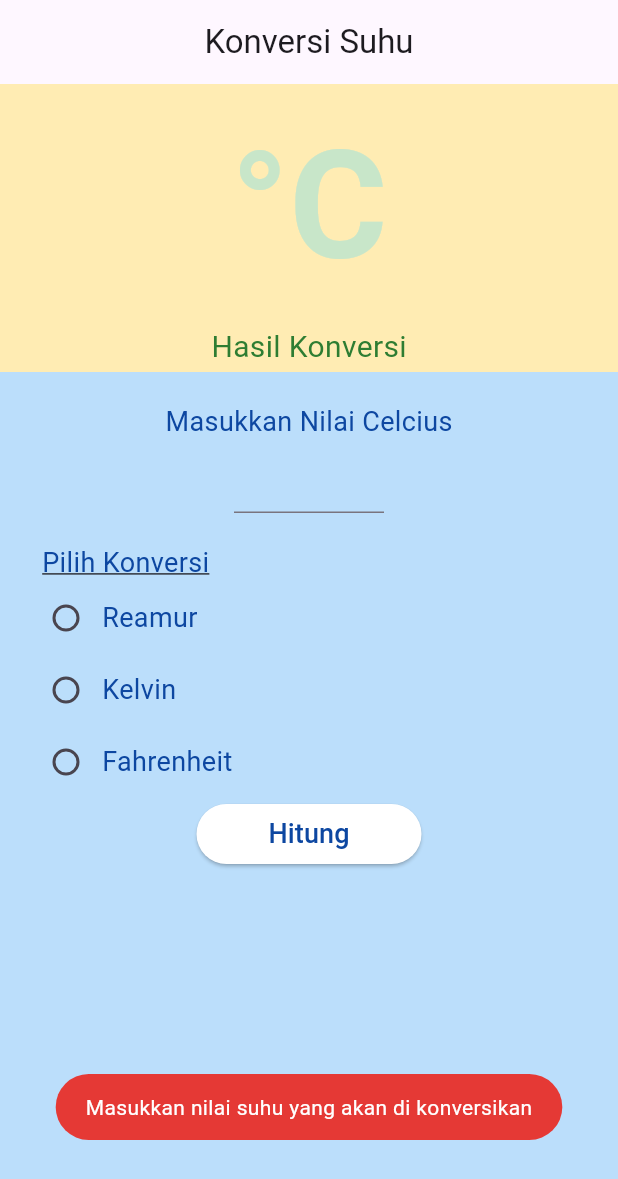
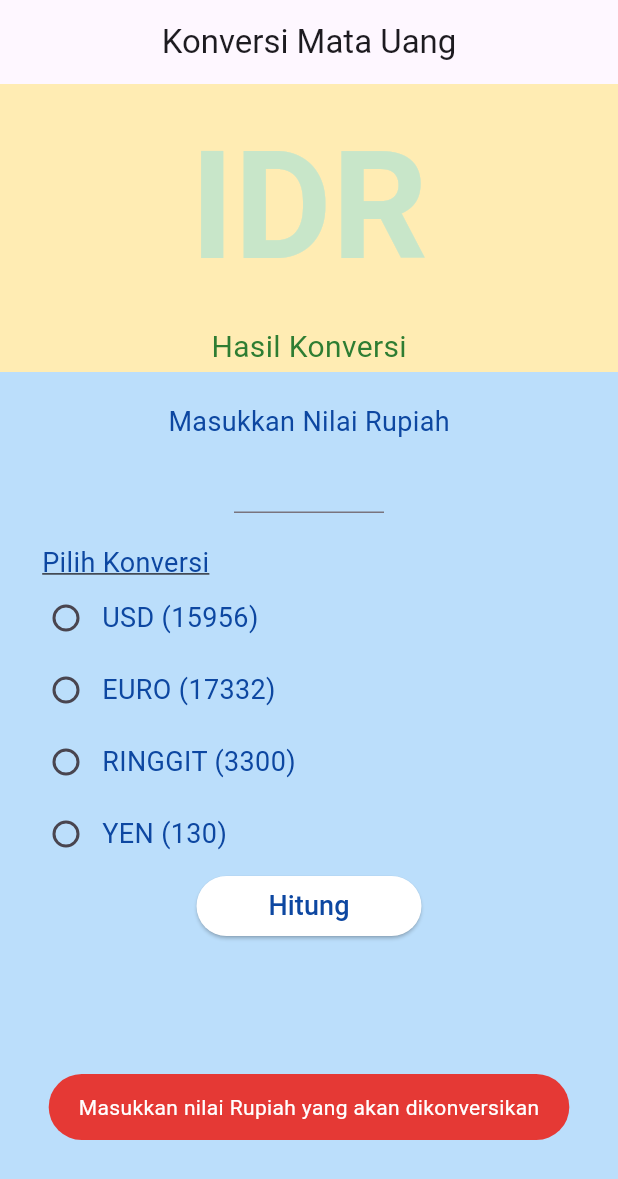
Before and after one commit to riyanada/pemrograman-mobile, a Flutter app: the screen it shows after launch, after a tap on "Hitung", on a phone screen of 412 x 824 dp. Shown: the top 1179 px of the screen. Run offline on Flutter 3.47's test engine with Material 3 defaults, Android fonts, the light colour scheme and no system bars; our stand-ins replace equatable, flutter_bloc, fluttertoast.

Commit message:
update to tugas-12

```diff
--- /dev/null
+++ b/lib/currency_bloc.dart
@@ -0,0 +1,42 @@
+import 'package:flutter_bloc/flutter_bloc.dart';
+import 'currency_event.dart';
+import 'currency_state.dart';
+
+class CurrencyBloc extends Bloc<CurrencyEvent, CurrencyState> {
+  CurrencyBloc() : super(CurrencyInitial()) {
+    on<ConvertCurrency>((event, emit) {
+      if (event.amount <= 0) {
+        emit(const CurrencyError('Masukkan nilai Rupiah yang valid'));
+        return;
+      }
+
+      double result;
+      String currency;
+
+      switch (event.currencyType) {
+        case 1:
+          result = event.amount / 15956;
+          currency = "USD";
+          break;
+        case 2:
+          result = event.amount / 17332;
+          currency = "EURO";
+          break;
+        case 3:
+          result = event.amount / 3300;
+          currency = "RINGGIT";
+          break;
+        case 4:
+          result = event.amount / 130;
+          currency = "YEN";
+          break;
+        default:
+          emit(const CurrencyError('Pilih jenis konversi yang valid'));
+          return;
+      }
+
+      emit(CurrencyConversionResult(
+          double.parse(result.toStringAsFixed(2)), currency));
+    });
+  }
+}
--- /dev/null
+++ b/lib/currency_event.dart
@@ -0,0 +1,18 @@
+import 'package:equatable/equatable.dart';
+
+abstract class CurrencyEvent extends Equatable {
+  const CurrencyEvent();
+
+  @override
+  List<Object> get props => [];
+}
+
+class ConvertCurrency extends CurrencyEvent {
+  final double amount;
+  final int currencyType;
+
+  const ConvertCurrency(this.amount, this.currencyType);
+
+  @override
+  List<Object> get props => [amount, currencyType];
+}
--- /dev/null
+++ b/lib/currency_state.dart
@@ -0,0 +1,29 @@
+import 'package:equatable/equatable.dart';
+
+abstract class CurrencyState extends Equatable {
+  const CurrencyState();
+
+  @override
+  List<Object> get props => [];
+}
+
+class CurrencyInitial extends CurrencyState {}
+
+class CurrencyConversionResult extends CurrencyState {
+  final double result;
+  final String currency;
+
+  const CurrencyConversionResult(this.result, this.currency);
+
+  @override
+  List<Object> get props => [result, currency];
+}
+
+class CurrencyError extends CurrencyState {
+  final String message;
+
+  const CurrencyError(this.message);
+
+  @override
+  List<Object> get props => [message];
+}
--- a/lib/main.dart
+++ b/lib/main.dart
@@ -1,5 +1,9 @@
 import 'package:flutter/material.dart';
+import 'package:flutter_bloc/flutter_bloc.dart';
 import 'package:fluttertoast/fluttertoast.dart';
+import 'currency_bloc.dart';
+import 'currency_event.dart';
+import 'currency_state.dart';
 
 void main() {
   runApp(const MainApp());
@@ -10,51 +14,46 @@ class MainApp extends StatelessWidget {
 
   @override
   Widget build(BuildContext context) {
-    return const MaterialApp(
-      home: RadioButtonPage(),
+    return MaterialApp(
+      home: BlocProvider(
+        create: (context) => CurrencyBloc(),
+        child: const CurrencyConverterPage(),
+      ),
     );
   }
 }
 
-class RadioButtonPage extends StatefulWidget {
-  const RadioButtonPage({super.key});
+class CurrencyConverterPage extends StatefulWidget {
+  const CurrencyConverterPage({super.key});
 
   @override
-  State<RadioButtonPage> createState() => _RadioButtonPageState();
+  State<CurrencyConverterPage> createState() => _CurrencyConverterPageState();
 }
 
-class _RadioButtonPageState extends State<RadioButtonPage> {
-  String jenis = "";
-  double hasilKonversi = 0;
-  String textCelcius = "";
-  int radioValue = 0;
+class _CurrencyConverterPageState extends State<CurrencyConverterPage> {
+  final TextEditingController _controller = TextEditingController();
+  int _radioValue = 0;
 
-  void hitungKonversi() {
-    if (textCelcius == "") {
+  void _onRadioChanged(int? value) {
+    setState(() {
+      _radioValue = value ?? 0;
+    });
+  }
+
+  void _onConvertPressed(BuildContext context) {
+    final String text = _controller.text;
+    if (text.isEmpty) {
       Fluttertoast.showToast(
-          msg: "Masukkan nilai suhu yang akan di konversikan",
+        msg: "Masukkan nilai Rupiah yang akan dikonversikan",
         toastLength: Toast.LENGTH_SHORT,
         backgroundColor: Colors.red[600],
-          textColor: Colors.white);
+        textColor: Colors.white,
+      );
       return;
     }
-    double celsius = double.parse(textCelcius);
-    if (radioValue == 1) {
-      setState(() {
-        jenis = "Reamur";
-        hasilKonversi = (4 / 5) * celsius;
-      });
-    } else if (radioValue == 2) {
-      setState(() {
-        jenis = "Kelvin";
-        hasilKonversi = 273 + celsius;
-      });
-    } else {
-      setState(() {
-        jenis = "Fahrenheit";
-        hasilKonversi = (9 / 5 * celsius) + 32;
-      });
-    }
+
+    final double amount = double.parse(text);
+    context.read<CurrencyBloc>().add(ConvertCurrency(amount, _radioValue));
   }
 
   @override
@@ -64,7 +63,7 @@ class _RadioButtonPageState extends State<RadioButtonPage> {
       appBar: AppBar(
         title: const Align(
           alignment: Alignment.center,
-          child: Text('Konversi Suhu'),
+          child: Text('Konversi Mata Uang'),
         ),
       ),
       body: Column(
@@ -73,33 +72,52 @@ class _RadioButtonPageState extends State<RadioButtonPage> {
             flex: 1,
             child: Container(
               width: double.infinity,
-              height: double.infinity,
               decoration: BoxDecoration(color: Colors.amber[100]),
               child: SingleChildScrollView(
-                physics: const AlwaysScrollableScrollPhysics(),
                 child: Container(
                   margin: const EdgeInsets.all(10),
                   child: Column(
                     mainAxisAlignment: MainAxisAlignment.spaceAround,
                     children: [
                       Text(
-                        "\u00b0C",
+                        "IDR",
                         style: TextStyle(
                           fontSize: 100,
                           fontWeight: FontWeight.bold,
-                            color: Colors.green[100]),
+                          color: Colors.green[100],
+                        ),
                       ),
                       Padding(
                         padding: const EdgeInsets.all(8.0),
-                        child: FittedBox(
-                          fit: BoxFit.fitWidth,
-                          child: Text(
-                            jenis == ""
-                                ? "Hasil Konversi"
-                                : "Hasil Konversi ke $jenis adalah $hasilKonversi",
+                        child: BlocBuilder<CurrencyBloc, CurrencyState>(
+                          builder: (context, state) {
+                            if (state is CurrencyInitial) {
+                              return Text(
+                                "Hasil Konversi",
                                 style: TextStyle(
-                                fontSize: 20, color: Colors.green[800]),
+                                  fontSize: 20,
+                                  color: Colors.green[800],
                                 ),
+                              );
+                            } else if (state is CurrencyConversionResult) {
+                              return Text(
+                                "Hasil Konversi ke ${state.currency} adalah ${state.result}",
+                                style: TextStyle(
+                                  fontSize: 20,
+                                  color: Colors.green[800],
+                                ),
+                              );
+                            } else if (state is CurrencyError) {
+                              return Text(
+                                state.message,
+                                style: TextStyle(
+                                  fontSize: 20,
+                                  color: Colors.red[800],
+                                ),
+                              );
+                            }
+                            return Container();
+                          },
                         ),
                       ),
                     ],
@@ -112,32 +130,30 @@ class _RadioButtonPageState extends State<RadioButtonPage> {
             flex: 3,
             child: Container(
               width: double.infinity,
-              height: double.infinity,
               decoration: BoxDecoration(color: Colors.blue[100]),
               child: SingleChildScrollView(
-                physics: const AlwaysScrollableScrollPhysics(),
                 child: Container(
                   margin: const EdgeInsets.all(20),
                   child: Column(
                     mainAxisAlignment: MainAxisAlignment.start,
                     children: [
                       Text(
-                        "Masukkan Nilai Celcius",
+                        "Masukkan Nilai Rupiah",
                         style: TextStyle(fontSize: 18, color: Colors.blue[900]),
                       ),
                       SizedBox(
                         width: 100,
                         child: TextField(
-                          onChanged: (e) => textCelcius = e,
+                          controller: _controller,
                           keyboardType: TextInputType.number,
                           textAlign: TextAlign.center,
                           style: const TextStyle(
-                              fontSize: 18, color: Colors.black54),
+                            fontSize: 18,
+                            color: Colors.black54,
                           ),
                         ),
-                      const SizedBox(
-                        height: 20,
                       ),
+                      const SizedBox(height: 20),
                       Row(
                         children: [
                           Padding(
@@ -150,69 +166,69 @@ class _RadioButtonPageState extends State<RadioButtonPage> {
                                 color: Colors.blue[900],
                               ),
                             ),
-                          )
+                          ),
                         ],
                       ),
                       Row(
                         children: [
                           Radio(
                             value: 1,
-                            groupValue: radioValue,
-                            onChanged: (value) {
-                              setState(() {
-                                radioValue = 1;
-                              });
-                            },
+                            groupValue: _radioValue,
+                            onChanged: _onRadioChanged,
                           ),
                           Text(
-                            "Reamur",
+                            "USD (15956)",
                             style: TextStyle(
                                 fontSize: 18, color: Colors.blue[900]),
-                          )
+                          ),
                         ],
                       ),
                       Row(
                         children: [
                           Radio(
                             value: 2,
-                            groupValue: radioValue,
-                            onChanged: (value) {
-                              setState(() {
-                                radioValue = 2;
-                              });
-                            },
+                            groupValue: _radioValue,
+                            onChanged: _onRadioChanged,
                           ),
                           Text(
-                            "Kelvin",
+                            "EURO (17332)",
                             style: TextStyle(
                                 fontSize: 18, color: Colors.blue[900]),
-                          )
+                          ),
                         ],
                       ),
                       Row(
                         children: [
                           Radio(
                             value: 3,
-                            groupValue: radioValue,
-                            onChanged: (value) {
-                              setState(() {
-                                radioValue = 3;
-                              });
-                            },
+                            groupValue: _radioValue,
+                            onChanged: _onRadioChanged,
                           ),
                           Text(
-                            "Fahrenheit",
+                            "RINGGIT (3300)",
                             style: TextStyle(
                                 fontSize: 18, color: Colors.blue[900]),
-                          )
+                          ),
+                        ],
+                      ),
+                      Row(
+                        children: [
+                          Radio(
+                            value: 4,
+                            groupValue: _radioValue,
+                            onChanged: _onRadioChanged,
+                          ),
+                          Text(
+                            "YEN (130)",
+                            style: TextStyle(
+                                fontSize: 18, color: Colors.blue[900]),
+                          ),
                         ],
                       ),
                       SizedBox(
                         width: 150,
                         child: ElevatedButton(
-                          onPressed: () {
-                            hitungKonversi();
-                          },
+                          onPressed: () => _onConvertPressed(context),
                           style: ElevatedButton.styleFrom(
                             backgroundColor: Colors.white,
                             shape: RoundedRectangleBorder(
@@ -225,7 +241,7 @@ class _RadioButtonPageState extends State<RadioButtonPage> {
                                 fontSize: 18, color: Colors.blue[900]),
                           ),
                         ),
-                      )
+                      ),
                     ],
                   ),
                 ),
--- a/pubspec.yaml
+++ b/pubspec.yaml
@@ -1,4 +1,4 @@
-name: suhu_app
+name: money_app
 description: "A new Flutter project."
 publish_to: 'none'
 version: 0.1.0
@@ -7,9 +7,12 @@ environment:
   sdk: '>=3.3.4 <4.0.0'
 
 dependencies:
+  equatable: ^2.0.5
   flutter:
     sdk: flutter
+  flutter_bloc: ^8.1.5
   fluttertoast: ^8.2.5
+  intl: ^0.19.0
 
 dev_dependencies:
   flutter_test:
```
Also changed, not shown: pubspec.lock, 1 other file. Lines whose indentation alone changed are shown as unchanged.
